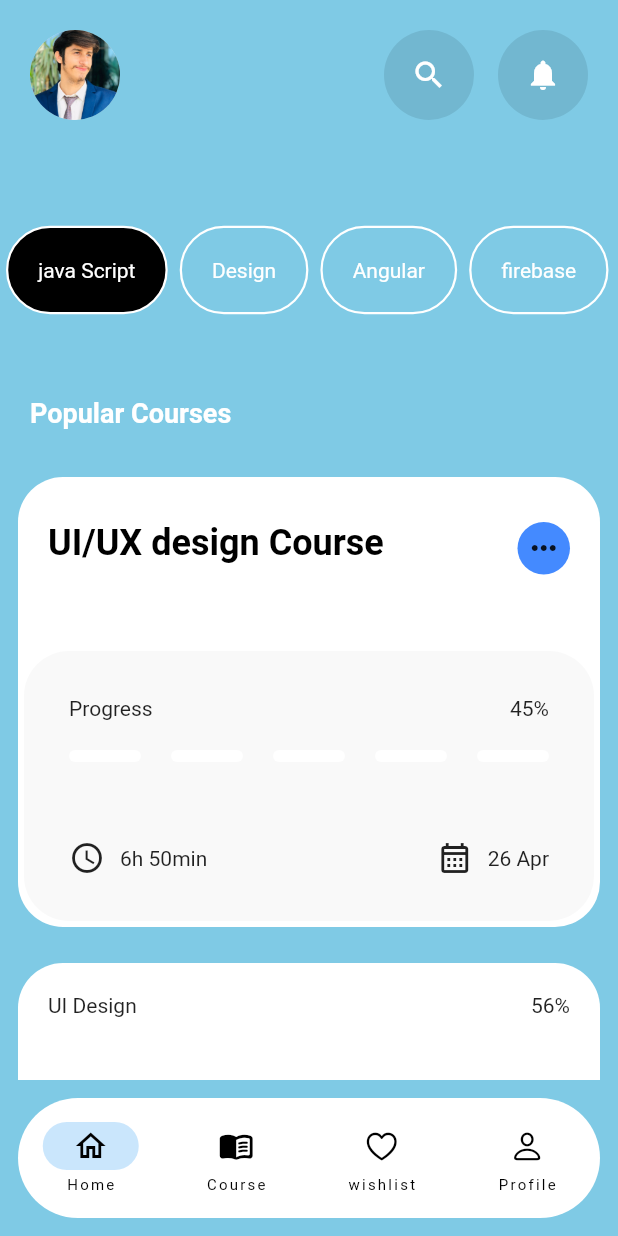
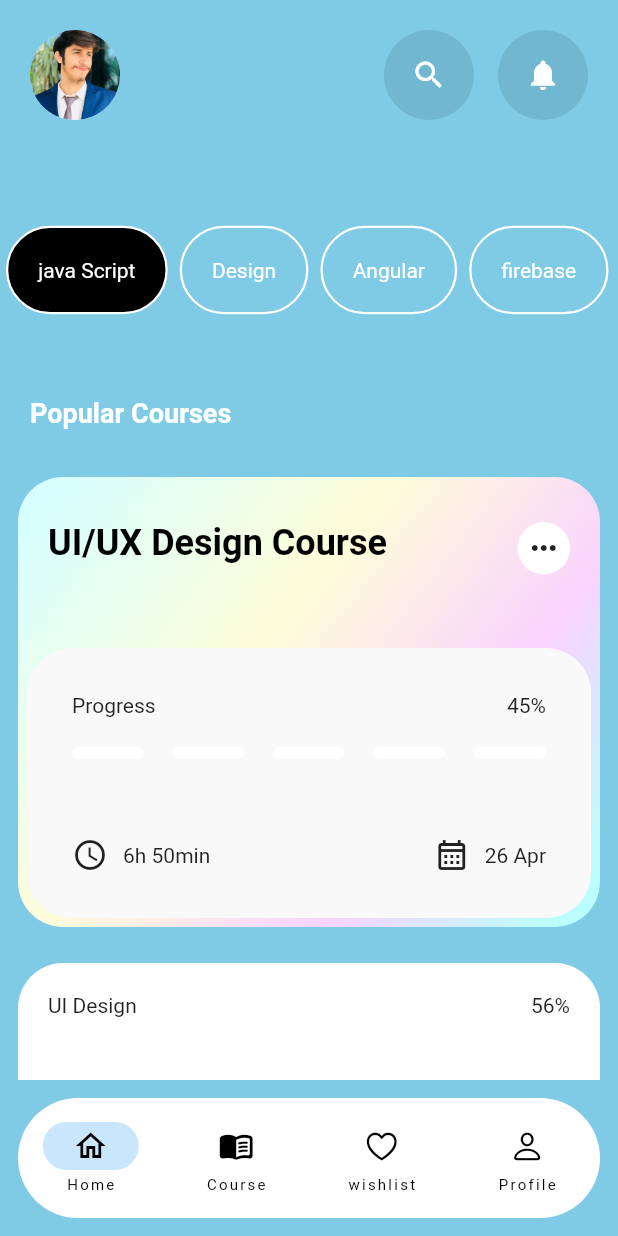
Before and after one commit to muhammadawaisyaseen/Course-Selling-App, a Flutter app: the screen it shows after launch, on a phone screen of 412 x 824 dp. Run offline on Flutter 3.47's test engine with Material 2 defaults, Android fonts, the phone set to English and light mode, and no system bars.

Commit message:
gradient color almost done

```diff
--- a/lib/screens/myHomePage.dart
+++ b/lib/screens/myHomePage.dart
@@ -111,7 +111,18 @@ class _HomeScreenState extends State<HomeScreen> {
                         width: 400,
                         height: 300,
                         decoration: BoxDecoration(
-                            color: Colors.white,
+                            // color: Colors.white,
+                            gradient: const LinearGradient(
+                              colors: [
+                                Color(0xFFd8ffff),
+                                Color(0xFFfefdd9),
+                                Color(0xFFf9d3fe),
+                                Color(0xFFbafeff),
+                              ],
+                              begin: Alignment.topLeft,
+                              end: Alignment.bottomRight,
+                              stops: [0.05, 0.4, 0.7, 0.95],
+                            ),
                             borderRadius: BorderRadius.circular(30)),
                         child: Column(
                           children: [
@@ -125,20 +136,29 @@ class _HomeScreenState extends State<HomeScreen> {
                               child: Row(
                                 crossAxisAlignment: CrossAxisAlignment.start,
                                 children: [
-                                  const Text(
-                                    'UI/UX design Course',
-                                    style: TextStyle(
-                                      color: Colors.black,
-                                      fontWeight: FontWeight.bold,
-                                      fontSize: 24,
-                                    ),
+                                  RichText(
+                                    text: const TextSpan(
+                                        style: TextStyle(
+                                            color: Colors.black,
+                                            fontWeight: FontWeight.bold,
+                                            fontSize: 24),
+                                        // DefaultTextStyle.of(context).style,
+                                        children: [
+                                          TextSpan(text: 'UI/UX'),
+                                          TextSpan(text: ' '),
+                                          TextSpan(
+                                              text: 'Design Course',
+                                              style: TextStyle(
+                                                color: Colors.black,
+                                              ))
+                                        ]),
                                   ),
                                   const Spacer(),
                                   Container(
                                     width: 35,
                                     height: 35,
                                     decoration: const BoxDecoration(
-                                      color: Colors.blueAccent,
+                                      color: Color(0xFFffffff),
                                       shape: BoxShape.circle,
                                     ),
                                     child: Icon(Icons.more_horiz),
@@ -149,7 +169,7 @@ class _HomeScreenState extends State<HomeScreen> {
                             Spacer(),
                             // progress bar wala container
                             Padding(
-                              padding: const EdgeInsets.all(4),
+                              padding: const EdgeInsets.all(6),
                               child: Container(
                                 padding: EdgeInsets.all(30),
                                 width: 400,
```
